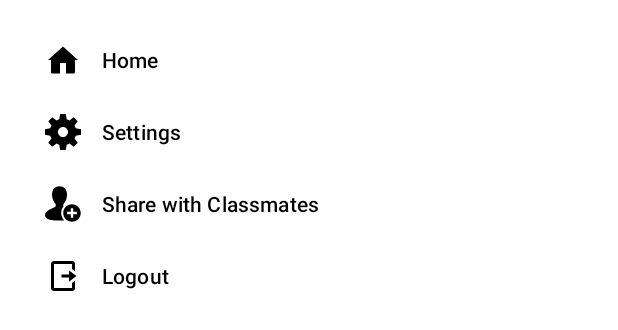
After one commit to JobGetabu/DarasaStudent, an Android app: the layout frag_main_bottomsheet.xml on its own in the app's theme, with its tools: preview values and no code run, on a phone screen of 412 x 824 dp. The commit adds this screen. Shown: the top 330 px of the screen. Run offline under Robolectric (Android 15) with nearby library versions, the phone set to English and light mode, and no system bars.

Commit message:
added bottom menu sheet

```diff
--- a/app/src/main/AndroidManifest.xml
+++ b/app/src/main/AndroidManifest.xml
@@ -23,7 +23,8 @@
                 <category android:name="android.intent.category.LAUNCHER" />
             </intent-filter>
         </activity>
-        <activity android:name=".ui.ScanActivity"></activity>
+        <activity android:name=".ui.ScanActivity"
+            android:parentActivityName=".ui.MainActivity"/>
 
         <meta-data
             android:name="preloaded_fonts"
--- /dev/null
+++ b/app/src/main/res/drawable/ic_add.xml
@@ -0,0 +1,5 @@
+<vector android:height="24dp" android:tint="#FFFFFF"
+    android:viewportHeight="24.0" android:viewportWidth="24.0"
+    android:width="24dp" xmlns:android="http://schemas.android.com/apk/res/android">
+    <path android:fillColor="#FF000000" android:pathData="M19,13h-6v6h-2v-6H5v-2h6V5h2v6h6v2z"/>
+</vector>
--- /dev/null
+++ b/app/src/main/res/drawable/ic_add_user.xml
@@ -0,0 +1,6 @@
+<vector android:height="24dp" android:viewportHeight="104"
+    android:viewportWidth="104" android:width="24dp" xmlns:android="http://schemas.android.com/apk/res/android">
+    <path android:fillAlpha="1" android:fillColor="#6F26FA"
+        android:fillType="nonZero"
+        android:pathData="M42,0.625C29.934,0.625 20.246,8.914 20.246,24.75C20.246,35.094 24.367,45.629 30.625,52.121C33.063,58.613 28.664,61.035 27.746,61.375C15.129,66.008 0.375,74.41 0.375,82.754L0.375,85.875C0.375,97.238 22.035,99.871 42.129,99.871C46.531,99.871 50.961,99.688 55.25,99.375C49.977,93.777 46.75,86.297 46.75,78C46.75,70.832 49.188,64.27 53.25,59.004C52.648,57.59 52.406,55.371 53.504,52C59.719,45.5 63.75,35.051 63.75,24.75C63.75,8.914 54.055,0.625 42,0.625ZM78,52.746C64.059,52.746 52.746,64.051 52.746,78C52.746,91.949 64.051,103.254 78,103.254C91.949,103.254 103.254,91.949 103.254,78C103.254,64.051 91.941,52.746 78,52.746ZM74.5,64L81.5,64L81.5,74.375L91.879,74.375L91.879,81.625L81.5,81.625L81.5,92L74.5,92L74.5,81.625L64,81.625L64,74.375L74.5,74.375Z" android:strokeColor="#00000000"/>
+</vector>
--- /dev/null
+++ b/app/src/main/res/drawable/ic_exit.xml
@@ -0,0 +1,6 @@
+<vector android:height="24dp" android:viewportHeight="96"
+    android:viewportWidth="96" android:width="24dp" xmlns:android="http://schemas.android.com/apk/res/android">
+    <path android:fillAlpha="1" android:fillColor="#6F26FA"
+        android:fillType="nonZero"
+        android:pathData="M24,8.0039C19.5898,8.0039 15.9961,11.5859 15.9961,15.9961L15.9961,80.0039C15.9961,84.4141 19.5898,87.9961 24,87.9961L72,87.9961C76.4102,87.9961 80.0039,84.4141 80.0039,80.0039L80.0039,60.9961L72,66.9961L72,80.0039L24,80.0039L24,15.9961L72,15.9961L72,29.0039L80.0039,35.0039L80.0039,15.9961C80.0039,11.5859 76.4102,8.0039 72,8.0039ZM63.9961,33L63.9961,44.0039L44.0039,44.0039L44.0039,51.9961L63.9961,51.9961L63.9961,63L84,48Z" android:strokeColor="#00000000"/>
+</vector>
--- /dev/null
+++ b/app/src/main/res/drawable/ic_home.xml
@@ -0,0 +1,6 @@
+<vector android:height="24dp" android:viewportHeight="96"
+    android:viewportWidth="96" android:width="24dp" xmlns:android="http://schemas.android.com/apk/res/android">
+    <path android:fillAlpha="1" android:fillColor="#6F26FA"
+        android:fillType="nonZero"
+        android:pathData="M80.0039,80.0039L80.0039,48L87.9961,48L48,12L8.0039,48L15.9961,48L15.9961,80.0039C15.9961,82.4023 17.6016,84 20.0039,84L39.9961,84L39.9961,56.0039L56.0039,56.0039L56.0039,84L75.9961,84C78.3984,84 80.0039,82.4023 80.0039,80.0039Z" android:strokeColor="#00000000"/>
+</vector>
--- /dev/null
+++ b/app/src/main/res/drawable/ic_menu.xml
@@ -0,0 +1,5 @@
+<vector android:height="24dp" android:tint="#161616"
+    android:viewportHeight="24.0" android:viewportWidth="24.0"
+    android:width="24dp" xmlns:android="http://schemas.android.com/apk/res/android">
+    <path android:fillColor="#FF000000" android:pathData="M3,18h18v-2L3,16v2zM3,13h18v-2L3,11v2zM3,6v2h18L21,6L3,6z"/>
+</vector>
--- /dev/null
+++ b/app/src/main/res/drawable/ic_settings.xml
@@ -0,0 +1,6 @@
+<vector android:height="24dp" android:viewportHeight="100"
+    android:viewportWidth="100" android:width="24dp" xmlns:android="http://schemas.android.com/apk/res/android">
+    <path android:fillAlpha="1" android:fillColor="#6F26FA"
+        android:fillType="nonZero"
+        android:pathData="M100,57.586L100,42.211L85.313,39.813C84.547,37.156 83.492,34.609 82.164,32.203L90.719,20.008L79.844,9.141L67.805,17.797C65.375,16.445 62.805,15.375 60.141,14.609L57.578,-0.008L42.203,-0.008L39.828,14.563C37.141,15.32 34.57,16.375 32.156,17.711L20.141,9.133L9.273,20L17.719,32.078C16.359,34.523 15.281,37.109 14.508,39.797L0,42.211L0,57.586L14.484,60.148C15.258,62.844 16.328,65.43 17.695,67.875L9.133,79.844L20,90.727L32.094,82.258C34.531,83.602 37.109,84.664 39.781,85.43L42.211,100.008L57.578,100.008L60.172,85.391C62.852,84.609 65.414,83.539 67.828,82.188L80,90.727L90.875,79.844L82.18,67.773C83.516,65.359 84.563,62.813 85.32,60.164ZM50,64C42.281,64 36,57.719 36,50C36,42.281 42.281,36 50,36C57.719,36 64,42.281 64,50C64,57.719 57.719,64 50,64Z" android:strokeColor="#00000000"/>
+</vector>
--- /dev/null
+++ b/app/src/main/res/layout/frag_main_bottomsheet.xml
@@ -0,0 +1,21 @@
+<?xml version="1.0" encoding="utf-8"?>
+<android.support.constraint.ConstraintLayout
+    xmlns:android="http://schemas.android.com/apk/res/android"
+    android:layout_width="match_parent"
+    android:layout_height="match_parent"
+    xmlns:app="http://schemas.android.com/apk/res-auto">
+
+    <android.support.design.widget.NavigationView
+        android:id="@+id/navigation_view"
+        android:layout_width="match_parent"
+        android:layout_height="wrap_content"
+        android:layout_gravity="bottom"
+        android:layout_marginStart="8dp"
+        android:layout_marginTop="8dp"
+        android:layout_marginEnd="8dp"
+        app:layout_constraintEnd_toEndOf="parent"
+        app:layout_constraintStart_toStartOf="parent"
+        app:layout_constraintTop_toTopOf="parent"
+        app:menu="@menu/bottom_nav_drawer_menu"/>
+
+</android.support.constraint.ConstraintLayout>
--- /dev/null
+++ b/app/src/main/res/menu/bottom_nav_drawer_menu.xml
@@ -0,0 +1,29 @@
+<?xml version="1.0" encoding="utf-8"?>
+<menu
+    xmlns:android="http://schemas.android.com/apk/res/android">
+
+    <item
+        android:id="@+id/nav_home"
+        android:icon="@drawable/ic_home"
+        android:title="@string/home"
+        android:tint="#161616"
+        />
+    <item
+        android:id="@+id/nav_settings"
+        android:icon="@drawable/ic_settings"
+        android:tint="#161616"
+        android:title="@string/settings" />
+
+    <item
+        android:id="@+id/nav_share"
+        android:icon="@drawable/ic_add_user"
+        android:tint="#161616"
+        android:title="@string/invite_share" />
+
+    <item
+        android:id="@+id/nav_logout"
+        android:icon="@drawable/ic_exit"
+        android:tint="#161616"
+        android:title="@string/logout" />
+
+</menu>
--- a/app/src/main/res/values/strings.xml
+++ b/app/src/main/res/values/strings.xml
@@ -1,4 +1,8 @@
 <resources>
     <string name="app_name">DarasaStudent</string>
     <string name="confirm_attendance">To confirm your class attendance scan the QR code on <b>Darasa Lec App</b></string>
+    <string name="home">Home</string>
+    <string name="settings">Settings</string>
+    <string name="invite_share">Share with Classmates</string>
+    <string name="logout">Logout</string>
 </resources>
```
